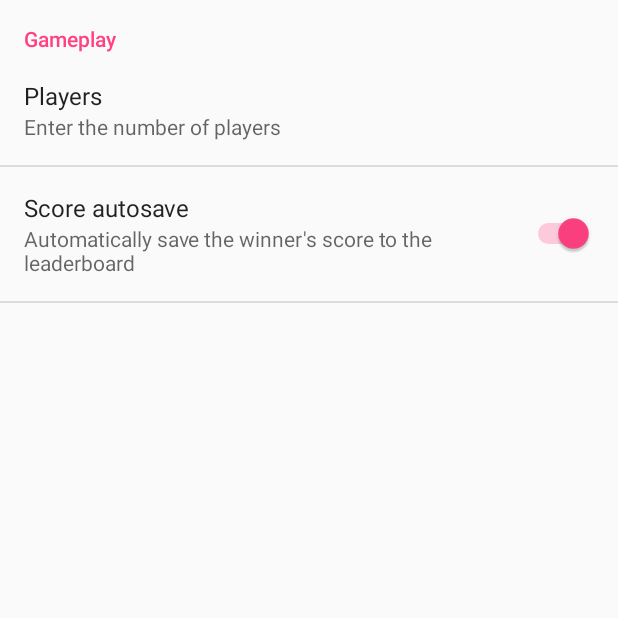
After one commit to adambodera/score, an Android app: the SettingsActivity screen opened directly, with no data from a screen before it, on a phone screen of 412 x 824 dp, the top half of it. The commit adds this screen. Run offline under Robolectric (Android 15) with nearby library versions, the phone set to English and light mode, and no system bars.

Commit message:
Added settings page.

```diff
--- a/app/build.gradle
+++ b/app/build.gradle
@@ -9,6 +9,7 @@ android {
         versionCode 1
         versionName "1.0"
         testInstrumentationRunner "android.support.test.runner.AndroidJUnitRunner"
+        vectorDrawables.useSupportLibrary = true
     }
     buildTypes {
         release {
@@ -22,6 +23,8 @@ dependencies {
     implementation fileTree(dir: 'libs', include: ['*.jar'])
     implementation 'com.android.support:appcompat-v7:27.1.1'
     implementation 'com.android.support.constraint:constraint-layout:1.1.0'
+    implementation 'com.android.support:support-v4:27.1.1'
+    implementation 'com.android.support:support-vector-drawable:27.1.1'
     testImplementation 'junit:junit:4.12'
     androidTestImplementation 'com.android.support.test:runner:1.0.1'
     androidTestImplementation 'com.android.support.test.espresso:espresso-core:3.0.1'
--- a/app/src/main/AndroidManifest.xml
+++ b/app/src/main/AndroidManifest.xml
@@ -16,7 +16,10 @@
                 <category android:name="android.intent.category.LAUNCHER" />
             </intent-filter>
         </activity>
-        <activity android:name=".GameActivity"></activity>
+        <activity android:name=".GameActivity" />
+        <activity
+            android:name=".SettingsActivity"
+            android:label="@string/title_activity_settings" />
     </application>
 
 </manifest>
--- /dev/null
+++ b/app/src/main/java/com/example/adam/score/SettingsActivity.java
@@ -0,0 +1,16 @@
+package com.example.adam.score;
+
+import android.app.Activity;
+import android.os.Bundle;
+
+public class SettingsActivity extends Activity {
+
+    public static final String KEY_PREF_NUM_OF_PLAYERS = "pref_number_of_players";
+
+    @Override
+    protected void onCreate(Bundle savedInstanceState) {
+        super.onCreate(savedInstanceState);
+
+        getFragmentManager().beginTransaction().replace(android.R.id.content, new SettingsFragment()).commit();
+    }
+}
--- /dev/null
+++ b/app/src/main/java/com/example/adam/score/SettingsFragment.java
@@ -0,0 +1,29 @@
+package com.example.adam.score;
+
+
+import android.os.Bundle;
+import android.preference.PreferenceFragment;
+import android.support.annotation.Nullable;
+import android.support.v4.app.Fragment;
+import android.view.LayoutInflater;
+import android.view.View;
+import android.view.ViewGroup;
+import android.widget.TextView;
+
+/**
+ * A simple {@link Fragment} subclass.
+ */
+public class SettingsFragment extends PreferenceFragment {
+
+
+    public SettingsFragment() {
+        // Required empty public constructor
+    }
+
+    @Override
+    public void onCreate(@Nullable Bundle savedInstanceState) {
+        super.onCreate(savedInstanceState);
+
+        addPreferencesFromResource(R.xml.preferences);
+    }
+}
--- a/app/src/main/res/values/arrays.xml
+++ b/app/src/main/res/values/arrays.xml
@@ -1,10 +1,15 @@
 <?xml version="1.0" encoding="utf-8"?>
 <resources>
-    <string-array name="num_of_players">
+    <string-array name="pref_num_of_players">
         <item>1 Player</item>
         <item>2 Players</item>
         <item>3 Players</item>
         <item>4 Players</item>
     </string-array>
-
+    <string-array name="pref_num_of_players_values">
+        <item>1</item>
+        <item>2</item>
+        <item>3</item>
+        <item>4</item>
+    </string-array>
 </resources>
--- a/app/src/main/res/values/strings.xml
+++ b/app/src/main/res/values/strings.xml
@@ -7,4 +7,13 @@
     <string name="edit_player_title">Edit player name</string>
     <string name="player_name_ok">Ok</string>
     <string name="player_name_cancel">Cancel</string>
+    <string name="number_of_players">Players</string>
+    <integer name="number_of_players_default">50</integer>
+    <string name="number_of_players_summary">Enter the number of players</string>
+    <string name="number_of_players_dialog_title">Select the value</string>
+    <string name="score_autosave">Score autosave</string>
+    <string name="score_autosave_summary">Automatically save the winner\'s score to the leaderboard</string>
+    <string name="pref_gameplay_category">Gameplay</string>
+    <string name="title_activity_settings">Settings</string>
+
 </resources>
--- /dev/null
+++ b/app/src/main/res/xml/preferences.xml
@@ -0,0 +1,20 @@
+<?xml version="1.0" encoding="utf-8"?>
+<PreferenceScreen xmlns:android="http://schemas.android.com/apk/res/android">
+    <PreferenceCategory
+        android:title="@string/pref_gameplay_category"
+        android:key="pref_gameplay_settings">
+        <ListPreference
+            android:key="pref_number_of_players"
+            android:title="@string/number_of_players"
+            android:defaultValue="@integer/number_of_players_default"
+            android:summary="@string/number_of_players_summary"
+            android:dialogTitle="@string/number_of_players_dialog_title"
+            android:entries="@array/pref_num_of_players"
+            android:entryValues="@array/pref_num_of_players_values" />
+        <SwitchPreference
+            android:key="pref_score_autosave"
+            android:title="@string/score_autosave"
+            android:summary="@string/score_autosave_summary"
+            android:defaultValue="true" />
+    </PreferenceCategory>
+</PreferenceScreen>
```
Also changed, not shown: app/src/main/java/com/example/adam/score/GameActivity.java (+6 -4 lines), app/src/main/java/com/example/adam/score/MainActivity.java (+7 -8 lines), app/src/main/res/layout/activity_main.xml (+17 -16 lines).
